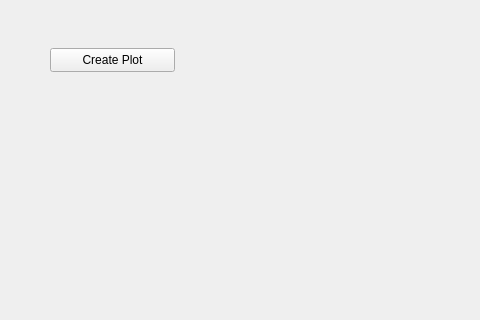
Qt form MainWindowUI.ui (juliuskarliczek/demo) before a commit; both pictures show x 0 to 480 and y 0 to 320 of the 800 by 600 pixel window.
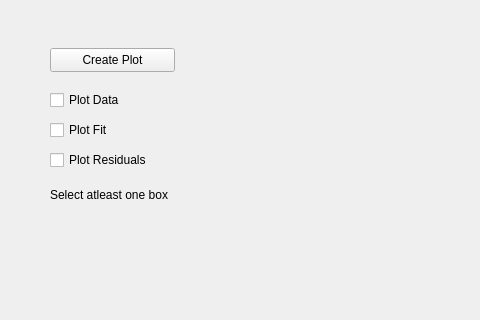
The same form after that commit.

Commit message: Running version with multiple checkboxes for showing different graphs (data, fit, residuals)

Patch:
```diff
--- a/MainWindowUI.ui
+++ b/MainWindowUI.ui
@@ -27,6 +27,61 @@
      <string>Create Plot</string>
     </property>
    </widget>
+   <widget class="QCheckBox" name="cbData">
+    <property name="geometry">
+     <rect>
+      <x>50</x>
+      <y>90</y>
+      <width>120</width>
+      <height>20</height>
+     </rect>
+    </property>
+    <property name="text">
+     <string>Plot Data</string>
+    </property>
+   </widget>
+   <widget class="QCheckBox" name="cbFit">
+    <property name="geometry">
+     <rect>
+      <x>50</x>
+      <y>120</y>
+      <width>120</width>
+      <height>20</height>
+     </rect>
+    </property>
+    <property name="text">
+     <string>Plot Fit</string>
+    </property>
+   </widget>
+   <widget class="QCheckBox" name="cbResiduals">
+    <property name="geometry">
+     <rect>
+      <x>50</x>
+      <y>150</y>
+      <width>120</width>
+      <height>20</height>
+     </rect>
+    </property>
+    <property name="text">
+     <string>Plot Residuals</string>
+    </property>
+   </widget>
+   <widget class="QLabel" name="labelWarning">
+    <property name="geometry">
+     <rect>
+      <x>50</x>
+      <y>180</y>
+      <width>121</width>
+      <height>31</height>
+     </rect>
+    </property>
+    <property name="text">
+     <string>Select atleast one box</string>
+    </property>
+    <property name="textFormat">
+     <enum>Qt::RichText</enum>
+    </property>
+   </widget>
   </widget>
   <widget class="QMenuBar" name="menubar">
    <property name="geometry">
```
The commit also changes 5 other files.
